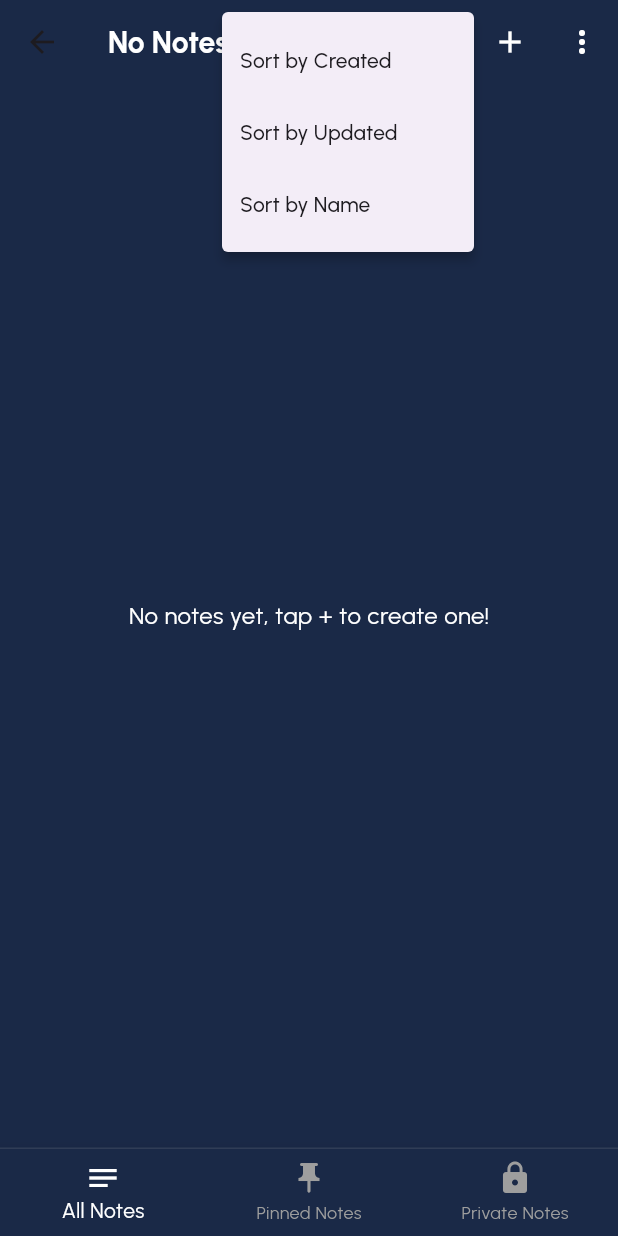
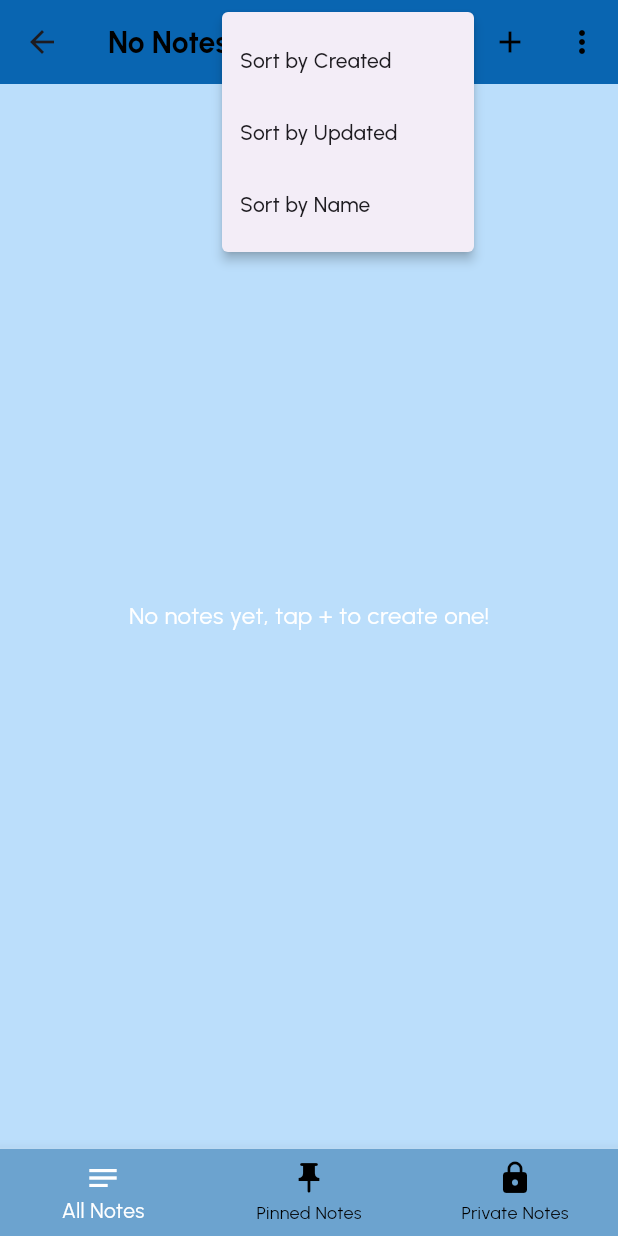
Before and after one commit to koomedenis40/NoteBook, a Flutter app: the NotesView screen opened directly, after a tap on the "view list" icon, after a tap on the "sort" icon, on a phone screen of 412 x 824 dp. Run offline on Flutter 3.47's test engine with Material 3 defaults, Android fonts, the phone set to English and light mode, and no system bars; our stand-ins replace bloc, cloud_firestore, equatable, file_picker, firebase_auth, firebase_core and 4 more; accounts and stored records are empty; generated files the repository leaves out were written again; network calls fail.

Commit message:
Color Change

```diff
--- a/lib/stlyes/app_colors.dart
+++ b/lib/stlyes/app_colors.dart
@@ -12,4 +12,5 @@ class AppColors {
   static const white = Color(0xffffffff);
   // ignore: deprecated_member_use
   static final fieldColor = const Color(0xFFD9D9D9).withOpacity(0.6);
+
 }
--- a/lib/views/forgot_password_view.dart
+++ b/lib/views/forgot_password_view.dart
@@ -46,7 +46,7 @@ class _ForgotPasswordViewState extends State<ForgotPasswordView> {
         }
       },
       child: Scaffold(
-        backgroundColor: Theme.of(context).scaffoldBackgroundColor,
+        backgroundColor: const Color.fromARGB(255, 9, 101, 177),
         body: SingleChildScrollView(
           child: SizedBox(
             height: MediaQuery.of(context).size.height,
--- a/lib/views/login_view.dart
+++ b/lib/views/login_view.dart
@@ -51,8 +51,7 @@ class _LoginViewState extends State<LoginView> {
         }
       },
       child: Scaffold(
-        backgroundColor: Theme.of(context)
-            .scaffoldBackgroundColor, // Ensure consistent background
+        backgroundColor: const Color.fromARGB(255, 9, 101, 177), // Ensure consistent background
         body: SingleChildScrollView(
           child: SizedBox(
             height: MediaQuery.of(context).size.height, // Make it full screen
--- a/lib/views/notes/notes_view.dart
+++ b/lib/views/notes/notes_view.dart
@@ -45,13 +45,13 @@ class _NotesViewState extends State<NotesView> {
   @override
   Widget build(BuildContext context) {
     return Scaffold(
-      backgroundColor: Theme.of(context).scaffoldBackgroundColor,
+      backgroundColor: Colors.blue[100],
 
       // -------------------------
       // APP BAR
       // -------------------------
       appBar: AppBar(
-        backgroundColor: Theme.of(context).scaffoldBackgroundColor,
+        backgroundColor: const Color.fromARGB(255, 9, 101, 177),
         title: StreamBuilder(
           stream: _notesService.allNotes(ownerUserId: userId).getLength,
           builder: (context, AsyncSnapshot<int> snapshot) {
@@ -61,7 +61,7 @@ class _NotesViewState extends State<NotesView> {
               return Text(
                 text,
                 style: const TextStyle(
-                  color: Colors.white,
+                  color: Colors.black,
                   fontWeight: FontWeight.bold,
                   fontSize: 20,
                 ),
@@ -74,7 +74,10 @@ class _NotesViewState extends State<NotesView> {
         actions: [
           // 1) Toggle Grid/List
           IconButton(
-            icon: Icon(_isGridView ? Icons.view_list : Icons.grid_view),
+            icon: Icon(
+              _isGridView ? Icons.view_list : Icons.grid_view,
+              color: Colors.black,
+            ),
             onPressed: () {
               setState(() {
                 _isGridView = !_isGridView;
@@ -84,7 +87,10 @@ class _NotesViewState extends State<NotesView> {
 
           // 2) Sort popup (with a sort icon)
           PopupMenuButton<String>(
-            icon: const Icon(Icons.sort, color: Colors.white),
+            icon: const Icon(
+              Icons.sort,
+              color: Colors.black,
+            ),
             onSelected: (value) {
               setState(() {
                 if (value == 'Sort by Created') {
@@ -117,12 +123,18 @@ class _NotesViewState extends State<NotesView> {
             onPressed: () {
               Navigator.of(context).pushNamed(createOrUpdateNoteRoute);
             },
-            icon: const Icon(Icons.add, color: Colors.white),
+            icon: const Icon(
+              Icons.add,
+              color: Colors.black,
+            ),
           ),
 
           // 4) Logout popup
           PopupMenuButton<MenuAction>(
-            icon: const Icon(Icons.more_vert, color: Colors.white),
+            icon: const Icon(
+              Icons.more_vert,
+              color: Colors.black,
+            ),
             onSelected: (value) async {
               switch (value) {
                 case MenuAction.logout:
@@ -222,8 +234,8 @@ class _NotesViewState extends State<NotesView> {
           ),
           BottomNavigationBar(
             currentIndex: _currentIndex,
-            backgroundColor: Theme.of(context).scaffoldBackgroundColor,
-            unselectedItemColor: Colors.grey,
+            backgroundColor: const Color.fromARGB(255, 108, 163, 207),
+            unselectedItemColor: Colors.black,
             selectedItemColor: Colors.white,
             onTap: (newIndex) {
               setState(() {
--- a/lib/views/register_view.dart
+++ b/lib/views/register_view.dart
@@ -104,7 +104,7 @@ class _RegisterViewState extends State<RegisterView> {
         }
       },
       child: Scaffold(
-        backgroundColor: Theme.of(context).scaffoldBackgroundColor,
+        backgroundColor: const Color.fromARGB(255, 9, 101, 177),
         body: SafeArea(
           child: Padding(
             padding: const EdgeInsets.all(16.0),
--- a/lib/views/verify_email_view.dart
+++ b/lib/views/verify_email_view.dart
@@ -15,7 +15,7 @@ class _VerifyEmailViewState extends State<VerifyEmailView> {
   @override
   Widget build(BuildContext context) {
     return Scaffold(
-      backgroundColor: Theme.of(context).scaffoldBackgroundColor,
+      backgroundColor: const Color.fromARGB(255, 9, 101, 177),
       body: SingleChildScrollView(
         child: SizedBox(
           height: MediaQuery.of(context).size.height,
```
Also changed, not shown: lib/views/notes/create_update_note_view.dart (+27 -52 lines), lib/views/notes/notes_list_view.dart (+65 -44 lines).
